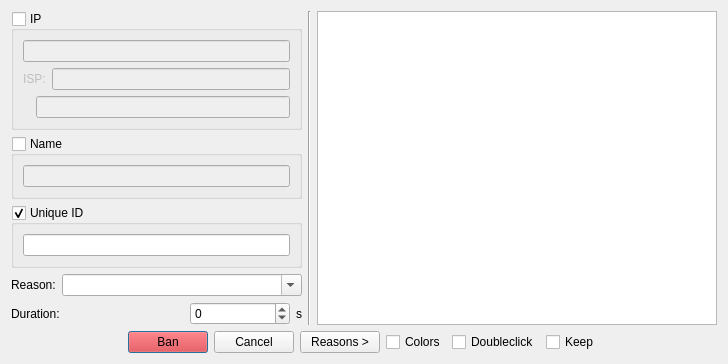
The window that scripts/customBan/ban.ui (Bluscream/pyTSon_plugins) describes before a commit, drawn with Qt 5.
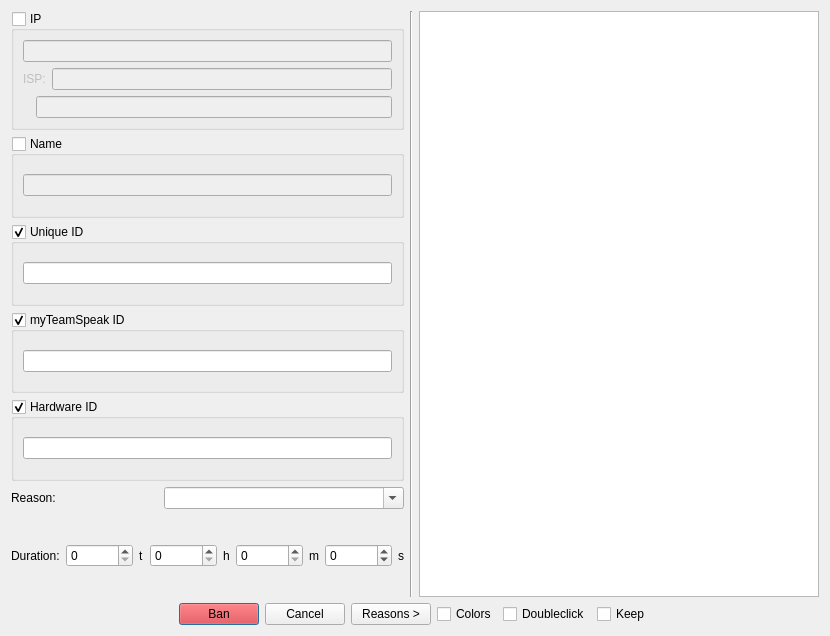
The same window after the commit.

Patch:
```diff
--- a/scripts/customBan/ban.ui
+++ b/scripts/customBan/ban.ui
@@ -8,13 +8,13 @@
     <x>0</x>
     <y>0</y>
     <width>725</width>
-    <height>349</height>
+    <height>636</height>
    </rect>
   </property>
   <property name="windowTitle">
    <string>Dialog</string>
   </property>
-  <layout class="QVBoxLayout" name="verticalLayout_3">
+  <layout class="QVBoxLayout" name="verticalLayout_5">
    <item>
     <layout class="QHBoxLayout" name="horizontalLayout_7">
      <item>
@@ -125,6 +125,44 @@
          </layout>
         </widget>
        </item>
+       <item>
+        <widget class="QGroupBox" name="grp_mytsid">
+         <property name="title">
+          <string>myTeamSpeak ID</string>
+         </property>
+         <property name="checkable">
+          <bool>true</bool>
+         </property>
+         <layout class="QVBoxLayout" name="verticalLayout_3">
+          <item>
+           <widget class="QLineEdit" name="txt_mytsid">
+            <property name="clearButtonEnabled">
+             <bool>true</bool>
+            </property>
+           </widget>
+          </item>
+         </layout>
+        </widget>
+       </item>
+       <item>
+        <widget class="QGroupBox" name="grp_hwid">
+         <property name="title">
+          <string>Hardware ID</string>
+         </property>
+         <property name="checkable">
+          <bool>true</bool>
+         </property>
+         <layout class="QVBoxLayout" name="verticalLayout_4">
+          <item>
+           <widget class="QLineEdit" name="txt_hwid">
+            <property name="clearButtonEnabled">
+             <bool>true</bool>
+            </property>
+           </widget>
+          </item>
+         </layout>
+        </widget>
+       </item>
        <item>
         <layout class="QHBoxLayout" name="horizontalLayout_2">
          <item>
@@ -171,11 +209,71 @@
            </property>
           </spacer>
          </item>
+         <item>
+          <widget class="QSpinBox" name="int_duration_d">
+           <property name="minimumSize">
+            <size>
+             <width>0</width>
+             <height>0</height>
+            </size>
+           </property>
+           <property name="maximum">
+            <number>999999999</number>
+           </property>
+          </widget>
+         </item>
+         <item>
+          <widget class="QLabel" name="label_6">
+           <property name="text">
+            <string>t</string>
+           </property>
+          </widget>
+         </item>
+         <item>
+          <widget class="QSpinBox" name="int_duration_h">
+           <property name="minimumSize">
+            <size>
+             <width>0</width>
+             <height>0</height>
+            </size>
+           </property>
+           <property name="maximum">
+            <number>999999999</number>
+           </property>
+          </widget>
+         </item>
+         <item>
+          <widget class="QLabel" name="label_5">
+           <property name="text">
+            <string>h</string>
+           </property>
+          </widget>
+         </item>
+         <item>
+          <widget class="QSpinBox" name="int_duration_m">
+           <property name="minimumSize">
+            <size>
+             <width>0</width>
+             <height>0</height>
+            </size>
+           </property>
+           <property name="maximum">
+            <number>999999999</number>
+           </property>
+          </widget>
+         </item>
+         <item>
+          <widget class="QLabel" name="label_4">
+           <property name="text">
+            <string>m</string>
+           </property>
+          </widget>
+         </item>
          <item>
           <widget class="QSpinBox" name="int_duration">
            <property name="minimumSize">
             <size>
-             <width>100</width>
+             <width>0</width>
              <height>0</height>
             </size>
            </property>
```
